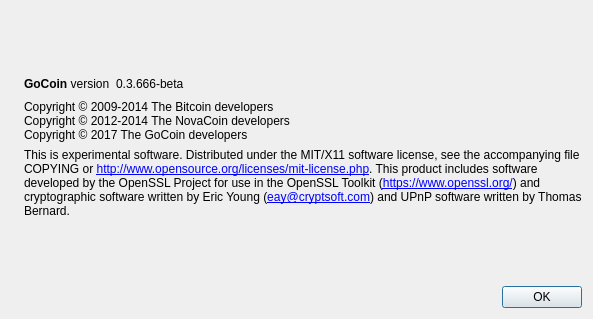
Old version of the form src/qt/forms/aboutdialog.ui in the repository bumbacoin/xgox.
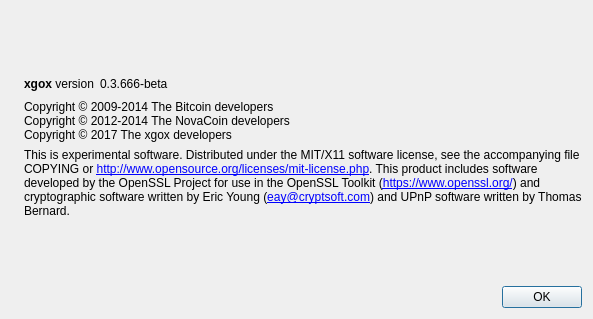
New version of the form. Icons and pictures are not drawn.

```diff
--- a/src/qt/forms/aboutdialog.ui
+++ b/src/qt/forms/aboutdialog.ui
@@ -50,7 +50,7 @@
           <cursorShape>IBeamCursor</cursorShape>
          </property>
          <property name="text">
-          <string>&lt;b&gt;GoCoin&lt;/b&gt; version</string>
+          <string>&lt;b&gt;xgox&lt;/b&gt; version</string>
          </property>
          <property name="textInteractionFlags">
           <set>Qt::LinksAccessibleByMouse|Qt::TextSelectableByKeyboard|Qt::TextSelectableByMouse</set>
@@ -93,7 +93,7 @@
        <property name="text">
         <string>Copyright © 2009-2014 The Bitcoin developers
 Copyright © 2012-2014 The NovaCoin developers
-Copyright © 2017 The GoCoin developers</string>
+Copyright © 2017 The xgox developers</string>
        </property>
        <property name="textInteractionFlags">
         <set>Qt::LinksAccessibleByMouse|Qt::TextSelectableByKeyboard|Qt::TextSelectableByMouse</set>
```
Left out of the diff: 2 changed lines with no effect on the pictures.
